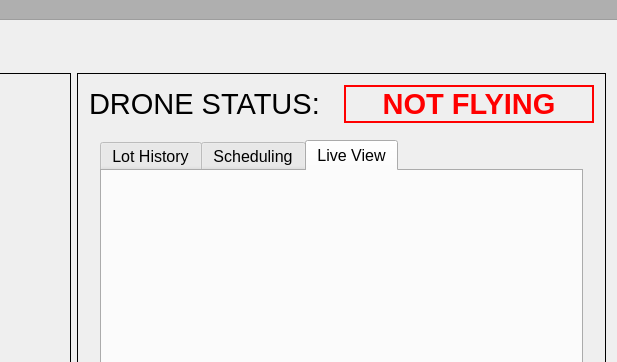
Qt form DronePark1/DronePark1/dronepark1.ui (Nomen-Naught/DronePark1) before a commit; both pictures show x 470 to 1087 and y 0 to 362 of the 1087 by 700 pixel window.
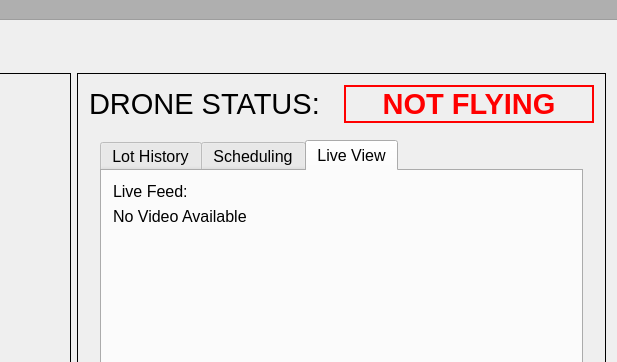
The same form after that commit. The open tabs and pages were chosen to show the change. Icons and pictures are not drawn. Custom widgets are drawn as their Qt base class.

Commit message:
Resizing video kinda works
problem with window resizing as well

What changed in the file:
```diff
--- a/DronePark1/DronePark1/dronepark1.ui
+++ b/DronePark1/DronePark1/dronepark1.ui
@@ -740,31 +740,44 @@
                  <attribute name="title">
                   <string>Live View</string>
                  </attribute>
+                 <layout class="QVBoxLayout" name="verticalLayout_6">
+                  <item>
+                   <widget class="QLabel" name="label_2">
+                    <property name="font">
+                     <font>
+                      <pointsize>12</pointsize>
+                     </font>
+                    </property>
+                    <property name="text">
+                     <string>Live Feed:</string>
+                    </property>
+                   </widget>
+                  </item>
+                  <item>
                  <widget class="QLabel" name="liveDisplay">
-                  <property name="geometry">
-                   <rect>
-                    <x>10</x>
-                    <y>10</y>
-                    <width>461</width>
-                    <height>341</height>
-                   </rect>
-                  </property>
                   <property name="sizePolicy">
                    <sizepolicy hsizetype="MinimumExpanding" vsizetype="MinimumExpanding">
                     <horstretch>0</horstretch>
                     <verstretch>0</verstretch>
                    </sizepolicy>
                   </property>
+                    <property name="font">
+                     <font>
+                      <pointsize>12</pointsize>
+                     </font>
+                    </property>
                   <property name="text">
-                   <string/>
+                     <string>No Video Available</string>
                   </property>
                   <property name="scaledContents">
                    <bool>true</bool>
                   </property>
                   <property name="alignment">
-                   <set>Qt::AlignBottom|Qt::AlignRight|Qt::AlignTrailing</set>
-                  </property>
-                 </widget>
+                     <set>Qt::AlignLeading|Qt::AlignLeft|Qt::AlignTop</set>
+                    </property>
+                   </widget>
+                  </item>
+                 </layout>
                 </widget>
                </widget>
               </item>
```
Left out of the diff: 8 changed lines with no effect on the pictures. Lines whose indentation alone changed are shown as unchanged. The commit also changes 2 other files.
